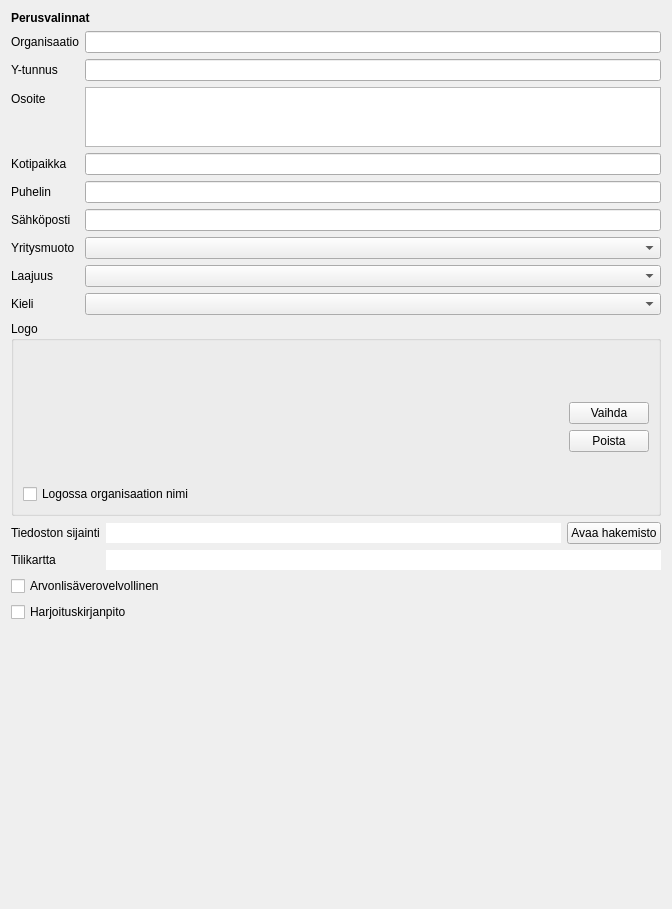
Old version of the form kitupiikki/maaritys/perusvalinnat.ui in the repository artoh/kitupiikki.
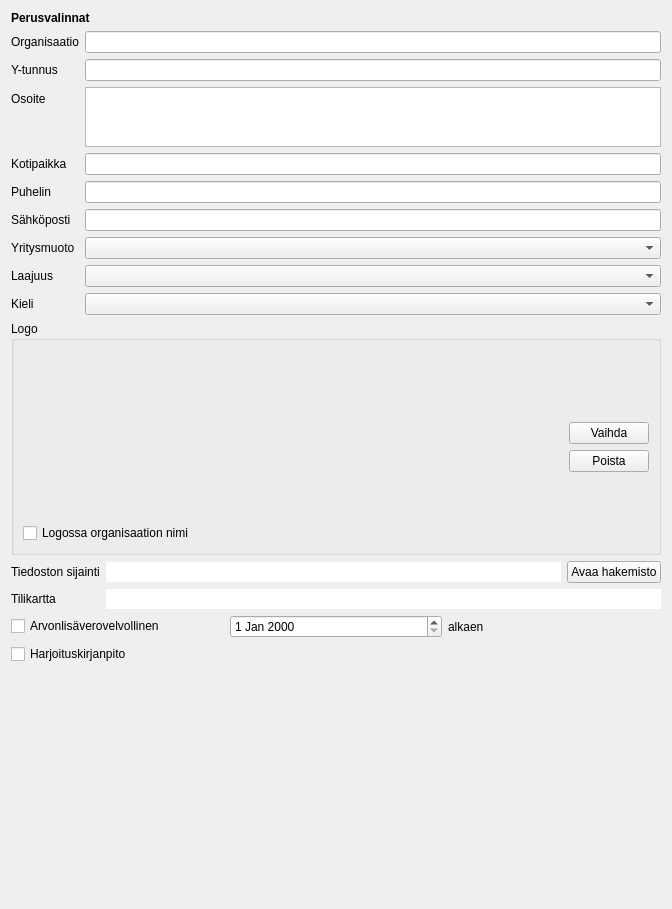
New version of the form. Icons and pictures are not drawn.

The edit to the form file:
```diff
--- a/kitupiikki/maaritys/perusvalinnat.ui
+++ b/kitupiikki/maaritys/perusvalinnat.ui
@@ -13,7 +13,7 @@
   <property name="windowTitle">
    <string>Form</string>
   </property>
-  <layout class="QVBoxLayout" name="verticalLayout_2" stretch="0,0,0,0,0,0,1">
+  <layout class="QVBoxLayout" name="verticalLayout_2">
    <item>
     <widget class="QLabel" name="label_3">
      <property name="text">
@@ -368,6 +368,8 @@
     </layout>
    </item>
    <item>
+    <layout class="QHBoxLayout" name="horizontalLayout_4">
+     <item>
     <widget class="QCheckBox" name="alvCheck">
      <property name="text">
       <string>Arvonlisäverovelvollinen</string>
@@ -382,6 +384,22 @@
     </widget>
    </item>
    <item>
+      <widget class="QDateEdit" name="alvAlkaaEdit">
+       <property name="Asetus" stdset="0">
+        <string notr="true">AlvAlkaa</string>
+       </property>
+      </widget>
+     </item>
+     <item>
+      <widget class="QLabel" name="label_8">
+       <property name="text">
+        <string>alkaen</string>
+       </property>
+      </widget>
+     </item>
+    </layout>
+   </item>
+   <item>
     <widget class="QCheckBox" name="checkBox">
      <property name="text">
       <string>Harjoituskirjanpito</string>
```
Left out of the diff: 19 changed lines with no effect on the pictures. Lines whose indentation alone changed are shown as unchanged.
